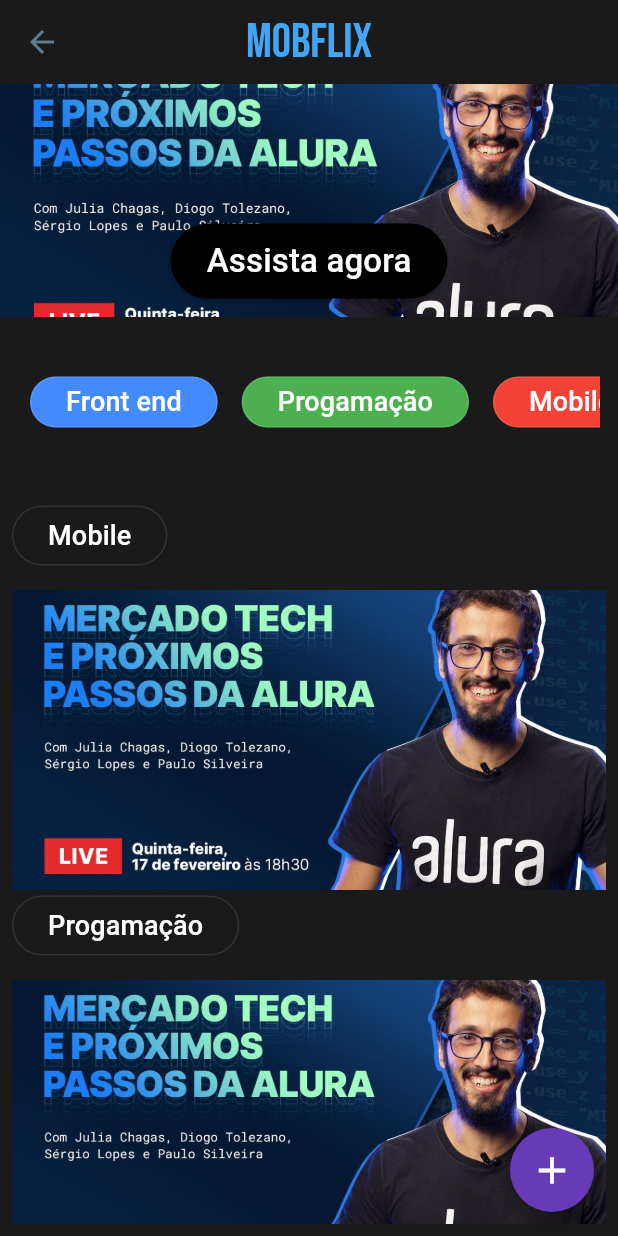
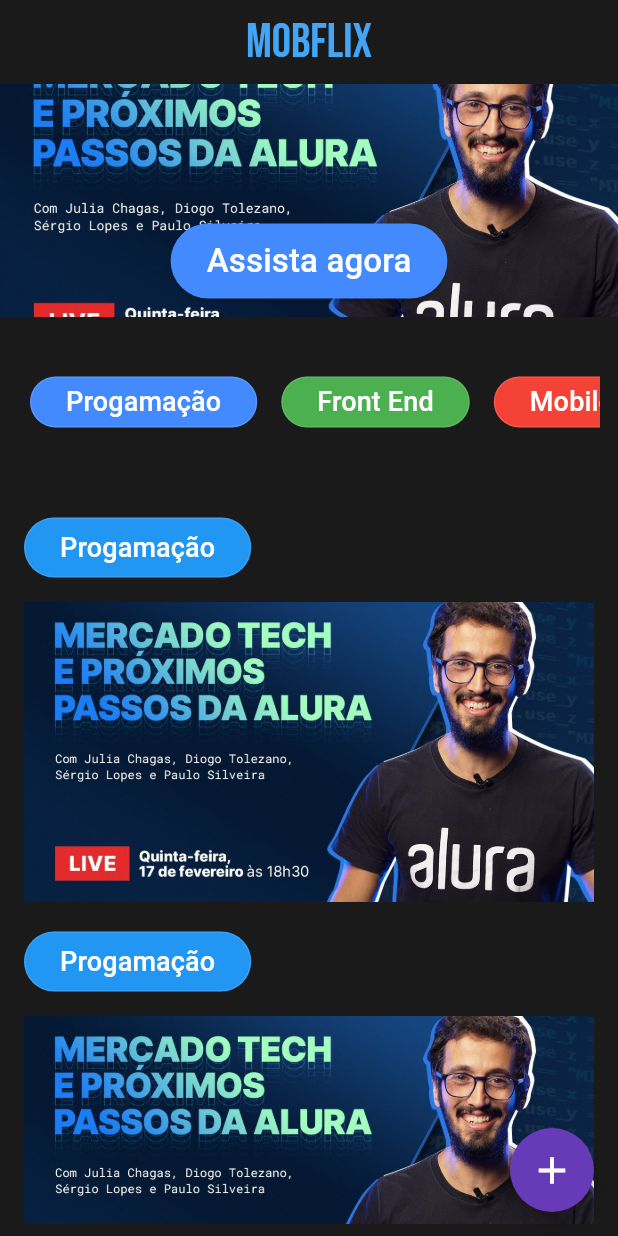
Before and after one commit to calebetadeu/mobflix-alura-challenge, a Flutter app: the Home screen opened directly, after a tap on "Progamação", on a phone screen of 412 x 824 dp. Run offline on Flutter 3.47's test engine with Material 2 defaults, Android fonts, the phone set to English and light mode, and no system bars; our stand-ins replace google_fonts.

Commit message:
Navegation and Provider

```diff
--- a/lib/components/card_youtube_image.dart
+++ b/lib/components/card_youtube_image.dart
@@ -1,27 +1,34 @@
 import 'package:flutter/material.dart';
 import 'package:mobflix_alura_challenge/components/tag_youtube.dart';
+import 'package:mobflix_alura_challenge/model/card_youtube_model.dart';
 
 class CardYoutubeImage extends StatelessWidget {
   const CardYoutubeImage(
-      {super.key, required this.category, required this.image});
+      {super.key,
+      required this.category,
+      required this.image,
+      required this.type});
 
   final String category;
   final String image;
+  final TypeCategory type;
 
-  static String? typeCategory;
+  // static String? typeCategory;
   static Color? colorCategory;
 
   @override
   Widget build(BuildContext context) {
-    switch (typeCategory) {
-      case "Mobile":
-        colorCategory = Colors.red.shade400;
-      case "Front End":
-        colorCategory = Colors.blue.shade500;
-      case "Progamação":
-        colorCategory = Colors.green.shade300;
+    switch (type) {
+      case TypeCategory.mobile:
+        colorCategory = Colors.red;
+      case TypeCategory.frontEnd:
+        colorCategory = Colors.green;
+      case TypeCategory.programming:
+        colorCategory = Colors.blue;
     }
-    return Column(
+    return Padding(
+      padding: const EdgeInsets.all(8.0),
+      child: Column(
         children: [
           Row(
             children: [
@@ -45,6 +52,7 @@
             ),
           )
         ],
+      ),
     );
   }
 }
--- a/lib/components/card_youtube_list_vertical.dart
+++ b/lib/components/card_youtube_list_vertical.dart
@@ -1,30 +1,32 @@
 import 'package:flutter/material.dart';
-import 'package:mobflix_alura_challenge/components/card_youtube_image.dart';
-import 'package:mobflix_alura_challenge/model/card_youtube_model.dart';
+import 'package:provider/provider.dart';
+
+import '../model/card_youtube_model.dart';
+import '../providers/mobiflix_provider.dart';
+import 'card_youtube_image.dart';
 
 class CardYoutubeList extends StatelessWidget {
   const CardYoutubeList({Key? key}) : super(key: key);
 
   @override
   Widget build(BuildContext context) {
-    List<CardYoutubeModel> cardYoutubeList = [
-      CardYoutubeModel(category: "Mobile", imageAsset: 'images/banner.jpeg'),
-      CardYoutubeModel(
-          category: "Progamação", imageAsset: 'images/banner.jpeg'),
-      CardYoutubeModel(category: "Front End", imageAsset: 'images/banner.jpeg')
-    ];
+    return Consumer<MobflixProvider>(
+      builder: (context, mobflixProvider, child) {
+        List<CardYoutubeModel> list = mobflixProvider.currentList;
 
         return Padding(
           padding: const EdgeInsets.all(8.0),
           child: ListView.builder(
             scrollDirection: Axis.vertical,
-        itemCount: cardYoutubeList.length, // Corrigido o itemCount
+            itemCount: list.length,
             itemBuilder: (BuildContext context, int index) {
-          CardYoutubeModel model = cardYoutubeList[index];
+              CardYoutubeModel model = list[index];
               return CardYoutubeImage(
-              category: model.category, image: model.imageAsset);
+                   type:model.type  ,category: model.category, image: model.imageAsset);
             },
           ),
         );
+      },
+    );
   }
 }
--- a/lib/components/tag_youtube.dart
+++ b/lib/components/tag_youtube.dart
@@ -1,10 +1,21 @@
 import 'package:flutter/material.dart';
+import 'package:mobflix_alura_challenge/model/card_youtube_model.dart';
 
 class TagYoutube extends StatelessWidget {
-  const TagYoutube({super.key, required this.name, required this.color});
+  const TagYoutube(
+      {Key? key,
+      required this.name,
+      required this.color,
+      this.changeColor,
+      this.type // Tornando changeColor opcional
+      })
+      : super(key: key);
 
   final String name;
   final Color? color;
+  final TypeCategory? type;
+
+  final Future<void> Function()? changeColor; // Usando uma função opcional
 
   @override
   Widget build(BuildContext context) {
@@ -12,11 +23,14 @@
       style: OutlinedButton.styleFrom(
         backgroundColor: color,
         shape: RoundedRectangleBorder(
-          borderRadius: BorderRadius.circular(
-              20), // Altere esse valor para ajustar o ângulo das bordas
+          borderRadius: BorderRadius.circular(20),
         ),
       ),
-      onPressed: () {},
+      onPressed: () async {
+        if (changeColor != null) {
+          await changeColor!(); // Chama a função somente se ela não for nula
+        }
+      },
       child: Text(
         name,
         style: const TextStyle(fontSize: 18),
--- a/lib/components/tag_youtube_list_horizontal.dart
+++ b/lib/components/tag_youtube_list_horizontal.dart
@@ -1,18 +1,28 @@
 import 'package:flutter/material.dart';
+import 'package:mobflix_alura_challenge/model/card_youtube_model.dart';
+import 'package:mobflix_alura_challenge/providers/mobiflix_provider.dart';
+import 'package:provider/provider.dart';
 
 import 'tag_youtube.dart';
 
 class TagYoutubeListHorizontal extends StatelessWidget {
-  const TagYoutubeListHorizontal({
-    super.key,
-  });
+  const TagYoutubeListHorizontal({Key? key}) : super(key: key);
 
   @override
   Widget build(BuildContext context) {
     List<TagYoutube> tagYoutubeList = [
-      const TagYoutube(name: "Front end", color: Colors.blueAccent),
-      const TagYoutube(name: "Progamação", color: Colors.green),
-      const TagYoutube(name: "Mobile", color: Colors.red),
+      const TagYoutube(
+        name: "Progamação",
+        color: Colors.blueAccent,
+        type: TypeCategory.programming,
+      ),
+      const TagYoutube(
+        name: "Front End",
+        color: Colors.green,
+        type: TypeCategory.frontEnd,
+      ),
+      const TagYoutube(
+          name: "Mobile", color: Colors.red, type: TypeCategory.mobile),
     ];
 
     return Padding(
@@ -26,7 +36,15 @@
             TagYoutube tag = tagYoutubeList[index];
             return Padding(
               padding: const EdgeInsets.all(8.0),
-              child: TagYoutube(name: tag.name, color: tag.color),
+              child: TagYoutube(
+                name: tag.name,
+                color: tag.color,
+                changeColor: () async {
+                  await context
+                      .read<MobflixProvider>()
+                      .changeCategory(tag.type);
+                },
+              ),
             );
           },
         ),
--- a/lib/main.dart
+++ b/lib/main.dart
@@ -1,10 +1,19 @@
 import 'package:flutter/material.dart';
+import 'package:mobflix_alura_challenge/providers/mobiflix_provider.dart';
+import 'package:mobflix_alura_challenge/routes/mobflix_routes.dart';
 import 'package:mobflix_alura_challenge/screens/cadaster_screen.dart';
+import 'package:mobflix_alura_challenge/screens/home_screen.dart';
+import 'package:provider/provider.dart';
 
 import 'theme/mobflix_theme.dart';
 
 void main() {
-  runApp(const MyApp());
+  runApp(MultiProvider(
+    providers: [
+      ChangeNotifierProvider(create: (context) => MobflixProvider()),
+    ],
+    child: const MyApp(),
+  ));
 }
 
 class MyApp extends StatelessWidget {
@@ -17,7 +26,11 @@
       title: 'Flutter Demo',
       debugShowCheckedModeBanner: false,
       theme: MobflixTheme.theme,
-      home: const CadasterScreen(), //const Home(),
+      initialRoute: MobflixRoutes.home,
+      routes: {
+        MobflixRoutes.cadaster: (context) => const CadasterScreen(),
+      },
+      home: const Home(), //const CadasterScreen(), //
     );
   }
 }
--- a/lib/model/card_youtube_model.dart
+++ b/lib/model/card_youtube_model.dart
@@ -1,5 +1,13 @@
 class CardYoutubeModel {
-  CardYoutubeModel({required this.category, required this.imageAsset});
+  final TypeCategory type;
   final String category;
   final String imageAsset;
+
+  CardYoutubeModel(
+      {required this.category, required this.imageAsset, required this.type});
 }
+enum TypeCategory {
+  mobile,
+  frontEnd,
+  programming,
+}
--- /dev/null
+++ b/lib/providers/mobiflix_provider.dart
@@ -0,0 +1,71 @@
+import 'package:flutter/material.dart';
+import 'package:mobflix_alura_challenge/model/card_youtube_model.dart';
+
+class MobflixProvider extends ChangeNotifier {
+  final List<CardYoutubeModel> _cardsMobile = [
+    CardYoutubeModel(
+        type: TypeCategory.mobile,
+        category: "Mobile",
+        imageAsset: 'images/banner.jpeg'),
+    CardYoutubeModel(
+        type: TypeCategory.mobile,
+        category: "Mobile",
+        imageAsset: 'images/banner.jpeg'),
+    CardYoutubeModel(
+        type: TypeCategory.mobile,
+        category: "Mobile",
+        imageAsset: 'images/banner.jpeg'),
+  ];
+  final List<CardYoutubeModel> _cardsProgamacao = [
+    CardYoutubeModel(
+        type: TypeCategory.programming,
+        category: "Progamação",
+        imageAsset: 'images/banner.jpeg'),
+    CardYoutubeModel(
+        type: TypeCategory.programming,
+        category: "Progamação",
+        imageAsset: 'images/banner.jpeg'),
+    CardYoutubeModel(
+        type: TypeCategory.programming,
+        category: "Progamação",
+        imageAsset: 'images/banner.jpeg'),
+  ];
+  final List<CardYoutubeModel> _cardsFrontEnd = [
+    CardYoutubeModel(
+        type: TypeCategory.frontEnd,
+        category: "Front End",
+        imageAsset: 'images/banner.jpeg'),
+    CardYoutubeModel(
+        type: TypeCategory.frontEnd,
+        category: "Front End",
+        imageAsset: 'images/banner.jpeg'),
+    CardYoutubeModel(
+        type: TypeCategory.frontEnd,
+        category: "Front End",
+        imageAsset: 'images/banner.jpeg'),
+  ];
+
+  List<CardYoutubeModel> currentList = [];
+  MobflixProvider() {
+    currentList = _cardsProgamacao;
+  }
+
+  Future<void> changeCategory(TypeCategory? type) async {
+    switch (type) {
+      case TypeCategory.frontEnd:
+        currentList = _cardsFrontEnd;
+        break;
+      case TypeCategory.programming:
+        currentList = _cardsProgamacao;
+        break;
+      case TypeCategory.mobile:
+        currentList = _cardsMobile;
+        break;
+      default:
+
+        // Handle the default case if needed
+        break;
+    }
+    notifyListeners();
+  }
+}
--- /dev/null
+++ b/lib/routes/mobflix_routes.dart
@@ -0,0 +1,4 @@
+class MobflixRoutes {
+  static const String home = '/';
+  static const String cadaster = '/cadaster';
+}
--- a/lib/screens/cadaster_screen.dart
+++ b/lib/screens/cadaster_screen.dart
@@ -1,5 +1,6 @@
 import 'package:flutter/material.dart';
 import 'package:mobflix_alura_challenge/components/input.dart';
+import 'package:mobflix_alura_challenge/screens/home_screen.dart';
 
 class CadasterScreen extends StatelessWidget {
   const CadasterScreen({Key? key}) : super(key: key);
@@ -64,7 +65,12 @@
                     width: MediaQuery.of(context).size.width,
                     height: 60,
                     child: ElevatedButton(
-                      onPressed: () {},
+                      onPressed: () {
+                        Navigator.pushReplacement(context,
+                            MaterialPageRoute(builder: (BuildContext context) {
+                          return const Home();
+                        }));
+                      },
                       style: OutlinedButton.styleFrom(
                         shape: RoundedRectangleBorder(
                           borderRadius: BorderRadius.circular(
--- a/lib/screens/home_screen.dart
+++ b/lib/screens/home_screen.dart
@@ -1,6 +1,7 @@
 import 'package:flutter/material.dart';
 import 'package:mobflix_alura_challenge/components/card_youtube_list_vertical.dart';
 import 'package:mobflix_alura_challenge/components/tag_youtube_list_horizontal.dart';
+import 'package:mobflix_alura_challenge/routes/mobflix_routes.dart';
 
 class Home extends StatefulWidget {
   const Home({super.key});
@@ -15,6 +16,7 @@
     return Scaffold(
       appBar: AppBar(
         title: const Text("MOBFLIX"),
+        automaticallyImplyLeading: false,
       ),
       body: Column(
         crossAxisAlignment: CrossAxisAlignment.stretch,
@@ -34,7 +36,8 @@
                 height: 50,
                 child: ElevatedButton(
                   onPressed: () {},
-                  style: ElevatedButton.styleFrom(),
+                  style: ElevatedButton.styleFrom(
+                      backgroundColor: Colors.blueAccent),
                   child: const Text(
                     "Assista agora",
                     style: TextStyle(fontSize: 22),
@@ -50,7 +53,9 @@
         ],
       ),
       floatingActionButton: FloatingActionButton(
-        onPressed: () {},
+        onPressed: () {
+          Navigator.pushNamed(context, MobflixRoutes.cadaster);
+        },
         shape: const CircleBorder(),
         backgroundColor: Colors.deepPurple,
         child: const Icon(
--- a/pubspec.yaml
+++ b/pubspec.yaml
@@ -36,6 +36,7 @@
   # Use with the CupertinoIcons class for iOS style icons.
   cupertino_icons: ^1.0.2
   google_fonts: ^5.1.0
+  provider: ^6.0.5
 
 dev_dependencies:
   flutter_test:
```
Also changed, not shown: pubspec.lock, 3 other files. Lines whose indentation alone changed are shown as unchanged.
